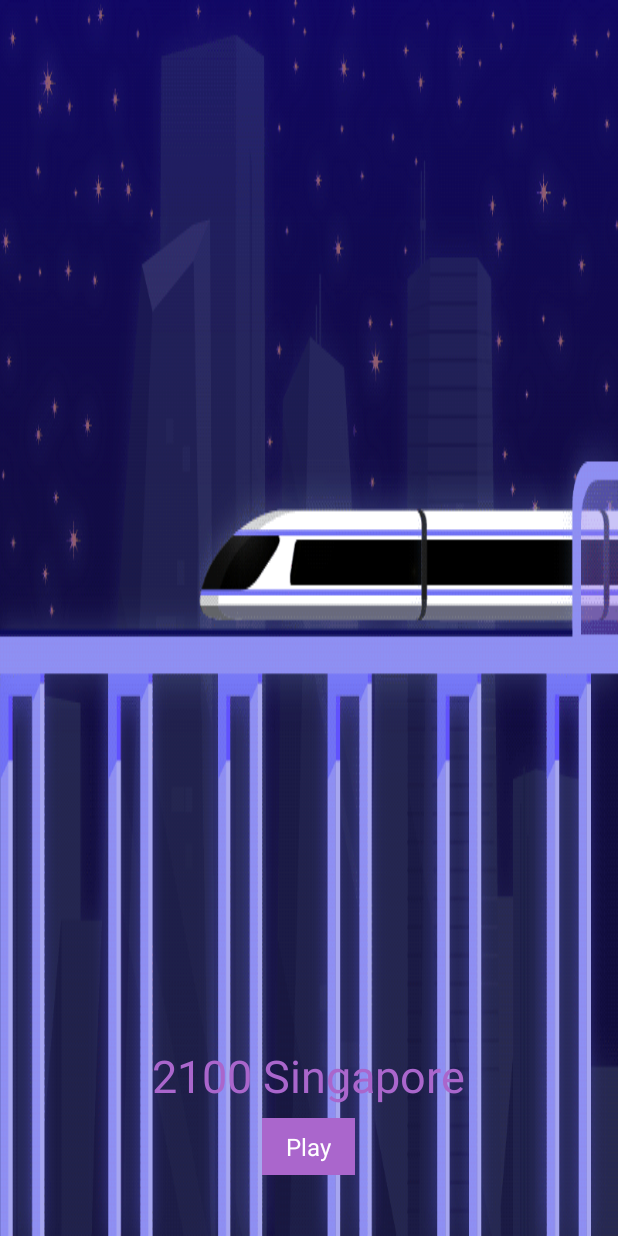
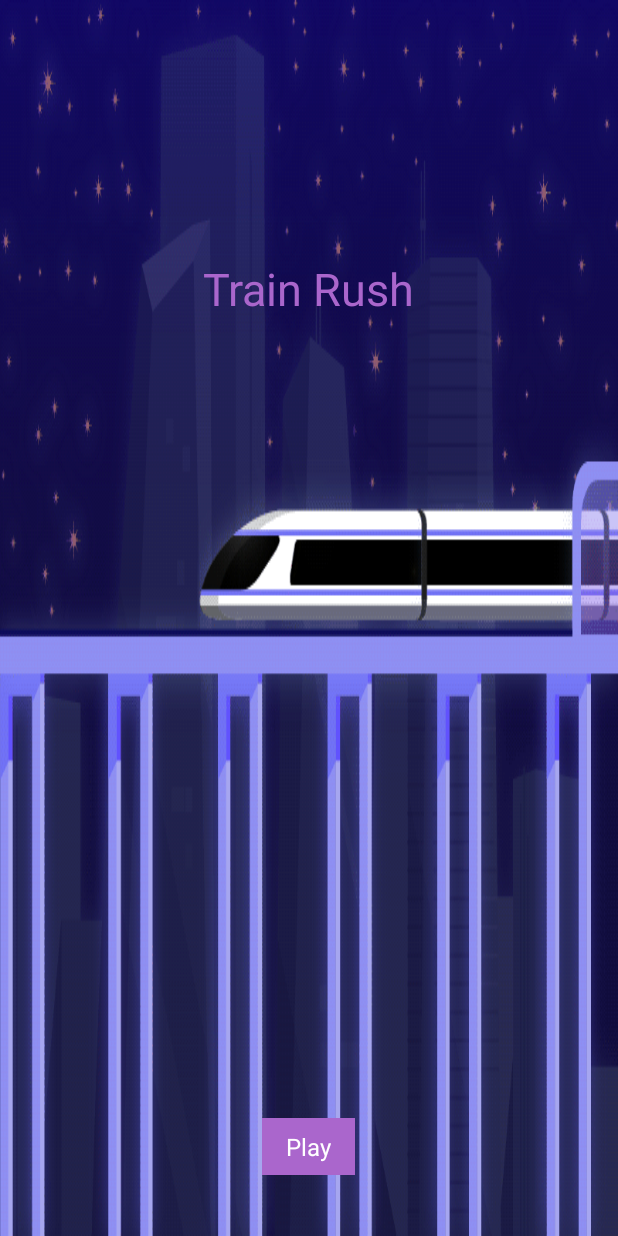
Before and after one commit to Loh-Oliver/SnakeGame2, an Android app: the MainActivity screen opened directly, with no data from a screen before it, on a phone screen of 412 x 824 dp. Run offline under Robolectric (Android 15) with nearby library versions, the light colour scheme and no system bars.

Commit message:
Animation added

```diff
--- a/app/src/main/java/com/example/snakegame/MainActivity.java
+++ b/app/src/main/java/com/example/snakegame/MainActivity.java
@@ -3,12 +3,16 @@ import android.content.Intent;
 import android.graphics.Point;
 import android.media.MediaPlayer;
 import android.os.Bundle;
+import android.util.Log;
 import android.view.Display;
 import android.app.Activity;
 import android.view.View;
 import android.view.WindowInsets;
 import android.view.WindowInsetsController;
 import android.view.WindowManager;
+import android.view.animation.Animation;
+import android.view.animation.AnimationUtils;
+import android.widget.TextView;
 
 
 public class MainActivity extends Activity implements TrainGame.SnakeDeathListener {
@@ -25,8 +29,31 @@ public class MainActivity extends Activity implements TrainGame.SnakeDeathListen
         // Get the pixel dimensions of the screen
         display = getWindowManager().getDefaultDisplay();
         setContentView(R.layout.activity_main);
+        TextView myText =findViewById(R.id.myText);
+        Animation animation;
+        animation = AnimationUtils.loadAnimation(getApplicationContext(),
+                R.anim.sample_animation);
+        myText.startAnimation(animation);
+
+        animation.setAnimationListener(new Animation.AnimationListener() {
+            @Override
+            public void onAnimationStart(Animation animation) {
+                Log.d("Animation", "Animation started");
+            }
+
+            @Override
+            public void onAnimationEnd(Animation animation) {
+                Log.d("Animation", "Animation ended");
+            }
+
+            @Override
+            public void onAnimationRepeat(Animation animation) {
+                Log.d("Animation", "Animation repeated");
+            }
+        });
 
     }
+
 
 
     public void onSnakeDeath() {
--- /dev/null
+++ b/app/src/main/res/anim/sample_animation.xml
@@ -0,0 +1,11 @@
+<?xml version="1.0" encoding="utf-8"?>
+<set xmlns:android="http://schemas.android.com/apk/res/android"
+android:fillAfter="true" >
+
+    <translate
+        android:fromXDelta="-75%p"
+        android:toXDelta="100%p"
+        android:duration="5000"
+        android:repeatCount="infinite"/>
+
+    </set>
--- a/app/src/main/res/layout/activity_main.xml
+++ b/app/src/main/res/layout/activity_main.xml
@@ -27,15 +27,22 @@
         <!-- ImageButton -->
         <View
             android:layout_width="match_parent"
-            android:layout_height="0dp"
+            android:layout_height="2dp"
             android:layout_weight="1" />
+
         <TextView
             android:id="@+id/myText"
-            android:text="2100 Singapore"
+            android:text="Train Rush"
             android:textSize="30sp"
             android:layout_width="wrap_content"
             android:layout_height="wrap_content"
             android:textColor="@android:color/holo_purple"/>
+
+        <View
+            android:layout_width="match_parent"
+            android:layout_height="354dp"
+            android:layout_weight="1" />
+
         <Button
             android:id="@+id/myButton"
             android:layout_width="wrap_content"
```
